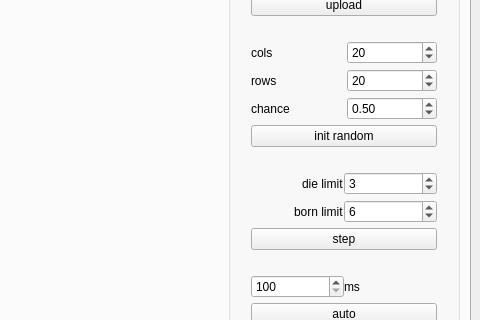
Above: src/views/mainwindow.ui from darrpama/A1_Maze-1 before the change; both pictures show x 302 to 782 and y 85 to 405 of the 782 by 642 pixel window. Below: the same form after it.
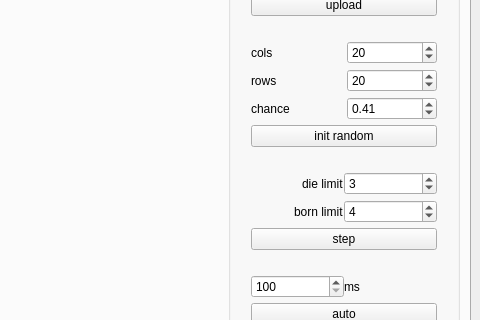
That is the form after the change. Custom widgets are drawn as their Qt base class.

The edit to the form file:
```diff
--- a/src/views/mainwindow.ui
+++ b/src/views/mainwindow.ui
@@ -312,7 +312,7 @@
                   <double>0.010000000000000</double>
                  </property>
                  <property name="value">
-                  <double>0.500000000000000</double>
+                  <double>0.410000000000000</double>
                  </property>
                 </widget>
                </item>
@@ -410,7 +410,7 @@
                   <number>7</number>
                  </property>
                  <property name="value">
-                  <number>6</number>
+                  <number>4</number>
                  </property>
                 </widget>
                </item>
```
